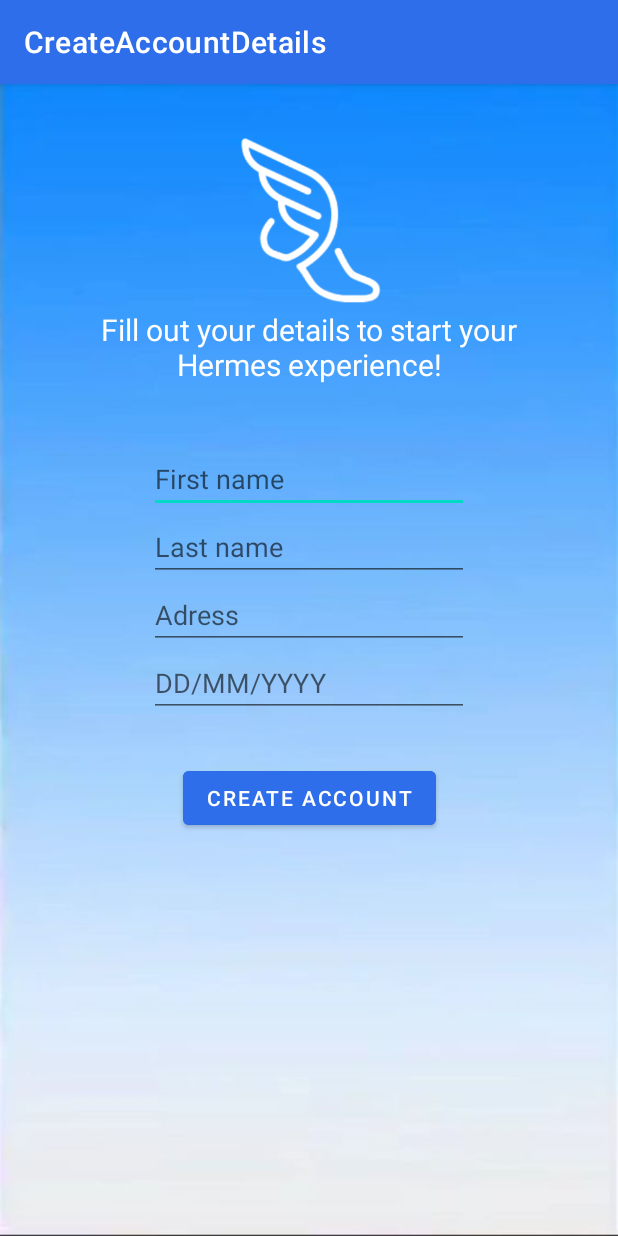
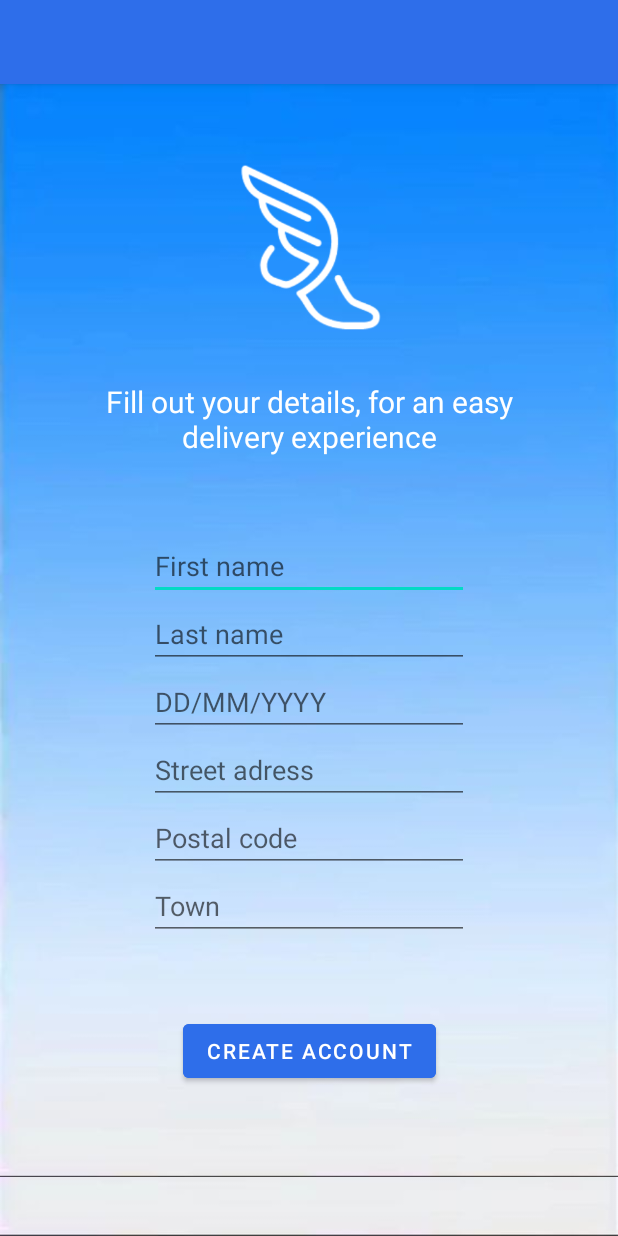
Before and after one commit to DIT113-V22/group-10, an Android app: the CreateAccountDetails screen opened directly, with no data from a screen before it, on a phone screen of 412 x 824 dp. Run offline under Robolectric (Android 15) with nearby library versions, the phone set to English and light mode, and no system bars; our stand-ins replace navigation-ui.

Commit message:
#10 change the unique identifier of an account to the user email

```diff
--- a/Android/app/build.gradle
+++ b/Android/app/build.gradle
@@ -3,7 +3,7 @@ plugins {
 }
 
 android {
-    compileSdkVersion 30
+    compileSdk 32
     buildToolsVersion "30.0.3"
 
     defaultConfig {
--- a/Android/app/src/main/java/com/example/hermes/CreateAccountDetails.java
+++ b/Android/app/src/main/java/com/example/hermes/CreateAccountDetails.java
@@ -15,6 +15,9 @@ import androidx.navigation.ui.NavigationUI;
 
 import com.example.hermes.databinding.ActivityCreateAccountDetailsBinding;
 
+import java.util.regex.Matcher;
+import java.util.regex.Pattern;
+
 public class CreateAccountDetails extends AppCompatActivity {
 
     private AppBarConfiguration appBarConfiguration;
@@ -27,13 +30,13 @@ public class CreateAccountDetails extends AppCompatActivity {
         binding = ActivityCreateAccountDetailsBinding.inflate(getLayoutInflater());
         setContentView(binding.getRoot());
 
-        setSupportActionBar(binding.toolbar);
+     /*   setSupportActionBar(binding.toolbar);
 
         NavController navController = Navigation.findNavController(this, R.id.nav_host_fragment_content_create_account_details);
         appBarConfiguration = new AppBarConfiguration.Builder(navController.getGraph()).build();
         NavigationUI.setupActionBarWithNavController(this, navController, appBarConfiguration);
 
-     /*   binding.fab.setOnClickListener(new View.OnClickListener() {
+        binding.fab.setOnClickListener(new View.OnClickListener() {
             @Override
             public void onClick(View view) {
                 Snackbar.make(view, "Replace with your own action", Snackbar.LENGTH_LONG)
@@ -52,4 +55,14 @@ public class CreateAccountDetails extends AppCompatActivity {
         return NavigationUI.navigateUp(navController, appBarConfiguration)
                 || super.onSupportNavigateUp();
     }
+    public boolean validateName(String name){
+        Pattern checkPattern = Pattern.compile("[a-zA-Z]");
+        Matcher match = checkPattern.matcher(name);
+        return match.find();
+    }
+    /* public boolean validateAdress(){
+
+    }
+
+     */
 }
--- a/Android/app/src/main/java/com/example/hermes/DatabaseManager.java
+++ b/Android/app/src/main/java/com/example/hermes/DatabaseManager.java
@@ -24,15 +24,15 @@ public class DatabaseManager {
     public void storeAccount(Account account){      //Stores the created account in the database
         MongoCollection<Document> accounts = database.getCollection("accounts"); //retrieves the collection from the database called "accounts", or creates it if it doesn't exist
         Document databaseAccount = new Document();
-        databaseAccount.append("ID", account.getAccountID())
+        databaseAccount.append("Email", account.getEmail())
                 .append("Account", account); //adds key value pair of the accountID and account to the document
         accounts.insertOne(databaseAccount); //adds the document to the database
 
     }
 
-    public Account loadAccount(int accountID){
+    public Account loadAccount(String email){
         MongoCollection<Document> accounts = database.getCollection("accounts");
-        Document account = accounts.find(eq("ID", accountID)).first(); //retrieves the account with the given accountID
+        Document account = accounts.find(eq("Email", email)).first(); //retrieves the account with the given accountID
         return (Account) account.get("Account"); //returns the account stored in the database
     }
 
--- a/Android/app/src/main/res/layout/content_create_account_details.xml
+++ b/Android/app/src/main/res/layout/content_create_account_details.xml
@@ -3,42 +3,44 @@
     xmlns:app="http://schemas.android.com/apk/res-auto"
     xmlns:tools="http://schemas.android.com/tools"
     android:layout_width="match_parent"
-    android:layout_height="match_parent"
+    android:layout_height="wrap_content"
     app:layout_behavior="@string/appbar_scrolling_view_behavior">
 
+    <ScrollView
+        android:id="@+id/scrollView2"
+        android:layout_width="match_parent"
+        android:layout_height="match_parent"
+        tools:layout_editor_absoluteX="0dp"
+        tools:layout_editor_absoluteY="0dp">
+
+        <androidx.constraintlayout.widget.ConstraintLayout
+            android:layout_width="match_parent"
+            android:layout_height="match_parent"
+            android:background="@drawable/app_background">
+
             <EditText
-        android:id="@+id/editTextTextPersonName"
+                android:id="@+id/editTextTextPersonName4"
                 android:layout_width="wrap_content"
                 android:layout_height="wrap_content"
-        android:layout_marginTop="40dp"
                 android:ems="10"
-        android:hint="First name"
+                android:hint="Town"
                 android:inputType="textPersonName"
                 app:layout_constraintEnd_toEndOf="parent"
                 app:layout_constraintStart_toStartOf="parent"
-        app:layout_constraintTop_toBottomOf="@+id/textView5" />
+                app:layout_constraintTop_toBottomOf="@+id/editTextTextPersonName3" />
 
-    <EditText
-        android:id="@+id/editTextTextPersonName2"
+            <Button
+                android:id="@+id/button5"
                 android:layout_width="wrap_content"
                 android:layout_height="wrap_content"
-        android:ems="10"
-        android:hint="Last name"
-        android:inputType="textPersonName"
+                android:layout_marginTop="50dp"
+                android:layout_marginBottom="60dp"
+                android:backgroundTint="#2E6EEA"
+                android:text="CREATE ACCOUNT"
+                app:layout_constraintBottom_toBottomOf="parent"
                 app:layout_constraintEnd_toEndOf="parent"
                 app:layout_constraintStart_toStartOf="parent"
-        app:layout_constraintTop_toBottomOf="@+id/editTextTextPersonName" />
-
-    <EditText
-        android:id="@+id/editTextTextPostalAddress"
-        android:layout_width="wrap_content"
-        android:layout_height="wrap_content"
-        android:ems="10"
-        android:hint="Adress"
-        android:inputType="textPostalAddress"
-        app:layout_constraintEnd_toEndOf="parent"
-        app:layout_constraintStart_toStartOf="parent"
-        app:layout_constraintTop_toBottomOf="@+id/editTextTextPersonName2" />
+                app:layout_constraintTop_toBottomOf="@+id/editTextTextPersonName4" />
 
             <EditText
                 android:id="@+id/editTextDate"
@@ -49,42 +51,79 @@
                 android:inputType="date"
                 app:layout_constraintEnd_toEndOf="parent"
                 app:layout_constraintStart_toStartOf="parent"
+                app:layout_constraintTop_toBottomOf="@+id/editTextTextPersonName" />
+
+            <EditText
+                android:id="@+id/editTextTextPersonName3"
+                android:layout_width="wrap_content"
+                android:layout_height="wrap_content"
+                android:ems="10"
+                android:hint="Postal code"
+                android:inputType="textPersonName"
+                app:layout_constraintEnd_toEndOf="parent"
+                app:layout_constraintStart_toStartOf="parent"
                 app:layout_constraintTop_toBottomOf="@+id/editTextTextPostalAddress" />
 
             <TextView
-        android:id="@+id/textView5"
+                android:id="@+id/textView"
                 android:layout_width="0dp"
                 android:layout_height="wrap_content"
                 android:layout_marginStart="60dp"
+                android:layout_marginTop="30dp"
                 android:layout_marginEnd="60dp"
-        android:text="Fill out your details to start your Hermes experience!"
+                android:layout_weight="1"
+                android:text="Fill out your details, for an easy delivery experience"
                 android:textAlignment="center"
                 android:textColor="#FFFFFF"
                 android:textSize="20sp"
                 app:layout_constraintEnd_toEndOf="parent"
-        app:layout_constraintHorizontal_bias="0.0"
                 app:layout_constraintStart_toStartOf="parent"
                 app:layout_constraintTop_toBottomOf="@+id/imageView" />
-
-    <Button
-        android:id="@+id/button5"
-        android:layout_width="wrap_content"
-        android:layout_height="wrap_content"
-        android:layout_marginTop="30dp"
-        android:backgroundTint="#2E6EEA"
-        android:text="CREATE ACCOUNT"
-        app:layout_constraintEnd_toEndOf="parent"
-        app:layout_constraintStart_toStartOf="parent"
-        app:layout_constraintTop_toBottomOf="@+id/editTextDate" />
 
             <ImageView
                 android:id="@+id/imageView"
                 android:layout_width="145dp"
                 android:layout_height="118dp"
-        android:layout_marginTop="32dp"
+                android:layout_marginTop="50dp"
                 app:layout_constraintEnd_toEndOf="parent"
                 app:layout_constraintStart_toStartOf="parent"
                 app:layout_constraintTop_toTopOf="parent"
                 app:srcCompat="@drawable/hermes_lego_no_background_small" />
 
+            <EditText
+                android:id="@+id/editTextTextPostalAddress"
+                android:layout_width="wrap_content"
+                android:layout_height="wrap_content"
+                android:ems="10"
+                android:hint="Street adress"
+                android:inputType="textPostalAddress"
+                app:layout_constraintEnd_toEndOf="parent"
+                app:layout_constraintStart_toStartOf="parent"
+                app:layout_constraintTop_toBottomOf="@+id/editTextDate" />
+
+            <EditText
+                android:id="@+id/editTextTextPersonName2"
+                android:layout_width="wrap_content"
+                android:layout_height="wrap_content"
+                android:layout_marginTop="50dp"
+                android:ems="10"
+                android:hint="First name"
+                android:inputType="textPersonName"
+                app:layout_constraintEnd_toEndOf="parent"
+                app:layout_constraintStart_toStartOf="parent"
+                app:layout_constraintTop_toBottomOf="@+id/textView" />
+
+            <EditText
+                android:id="@+id/editTextTextPersonName"
+                android:layout_width="wrap_content"
+                android:layout_height="wrap_content"
+                android:ems="10"
+                android:hint="Last name"
+                android:inputType="textPersonName"
+                app:layout_constraintEnd_toEndOf="parent"
+                app:layout_constraintStart_toStartOf="parent"
+                app:layout_constraintTop_toBottomOf="@+id/editTextTextPersonName2" />
         </androidx.constraintlayout.widget.ConstraintLayout>
+    </ScrollView>
+
+</androidx.constraintlayout.widget.ConstraintLayout>
--- a/Android/app/src/main/res/layout/content_register_account.xml
+++ b/Android/app/src/main/res/layout/content_register_account.xml
@@ -5,6 +5,7 @@
     android:layout_width="match_parent"
     android:layout_height="match_parent"
     android:background="@drawable/app_background"
+    android:onClick="accountDetails"
     app:layout_behavior="@string/appbar_scrolling_view_behavior">
 
     <EditText
@@ -62,6 +63,7 @@
         android:layout_height="wrap_content"
         android:layout_marginTop="40dp"
         android:backgroundTint="#2E6EEA"
+        android:onClick="accountDetails"
         android:text="NEXT"
         app:layout_constraintEnd_toEndOf="parent"
         app:layout_constraintStart_toStartOf="parent"
```
Also changed, not shown: Android/app/src/main/java/com/example/hermes/Account.java (+2 -8 lines), Android/app/src/main/java/com/example/hermes/RegisterAccount.java (+25 -1 lines), 3 other files. Lines whose indentation alone changed are shown as unchanged.
